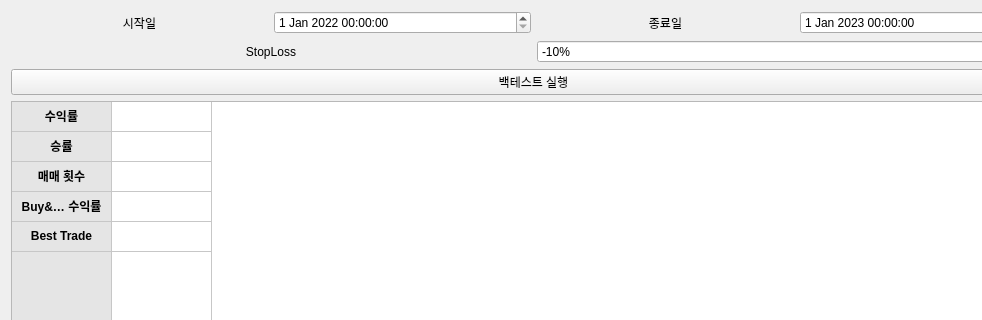
First picture: the form in static/backtesting-ui.ui, repository annakky/moneyMoney, before the edit; both pictures show x 0 to 982 and y 0 to 320 of the 1067 by 885 pixel window.
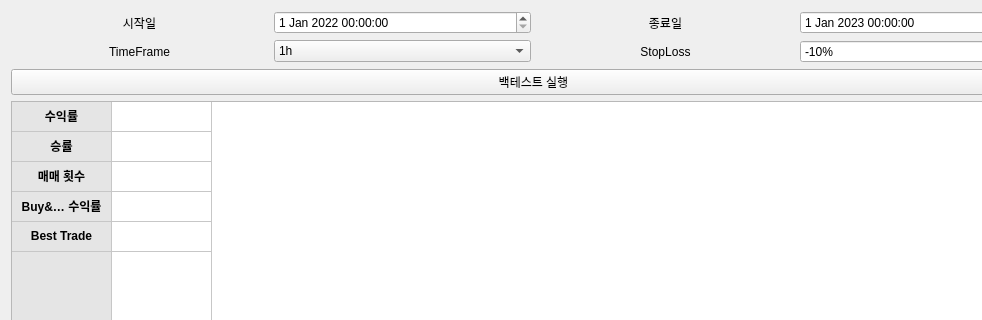
Second picture: the form after the edit.

Commit message: feat: 백테스팅 멀티쓰레딩 변환 및 timeframe input 추가

The edit to the form file:
```diff
--- a/static/backtesting-ui.ui
+++ b/static/backtesting-ui.ui
@@ -85,6 +85,52 @@
      </item>
      <item>
       <layout class="QHBoxLayout" name="horizontalLayout_20">
+       <item>
+        <layout class="QHBoxLayout" name="horizontalLayout_5">
+         <item>
+          <widget class="QLabel" name="label_3">
+           <property name="text">
+            <string>TimeFrame</string>
+           </property>
+           <property name="alignment">
+            <set>Qt::AlignCenter</set>
+           </property>
+          </widget>
+         </item>
+         <item>
+          <widget class="QComboBox" name="timeframe_value">
+           <property name="currentIndex">
+            <number>1</number>
+           </property>
+           <item>
+            <property name="text">
+             <string>15m</string>
+            </property>
+           </item>
+           <item>
+            <property name="text">
+             <string>1h</string>
+            </property>
+           </item>
+           <item>
+            <property name="text">
+             <string>4h</string>
+            </property>
+           </item>
+           <item>
+            <property name="text">
+             <string>1d</string>
+            </property>
+           </item>
+           <item>
+            <property name="text">
+             <string>1w</string>
+            </property>
+           </item>
+          </widget>
+         </item>
+        </layout>
+       </item>
        <item>
         <layout class="QHBoxLayout" name="horizontalLayout_22">
          <item>
```
The commit also changes 2 other files.
